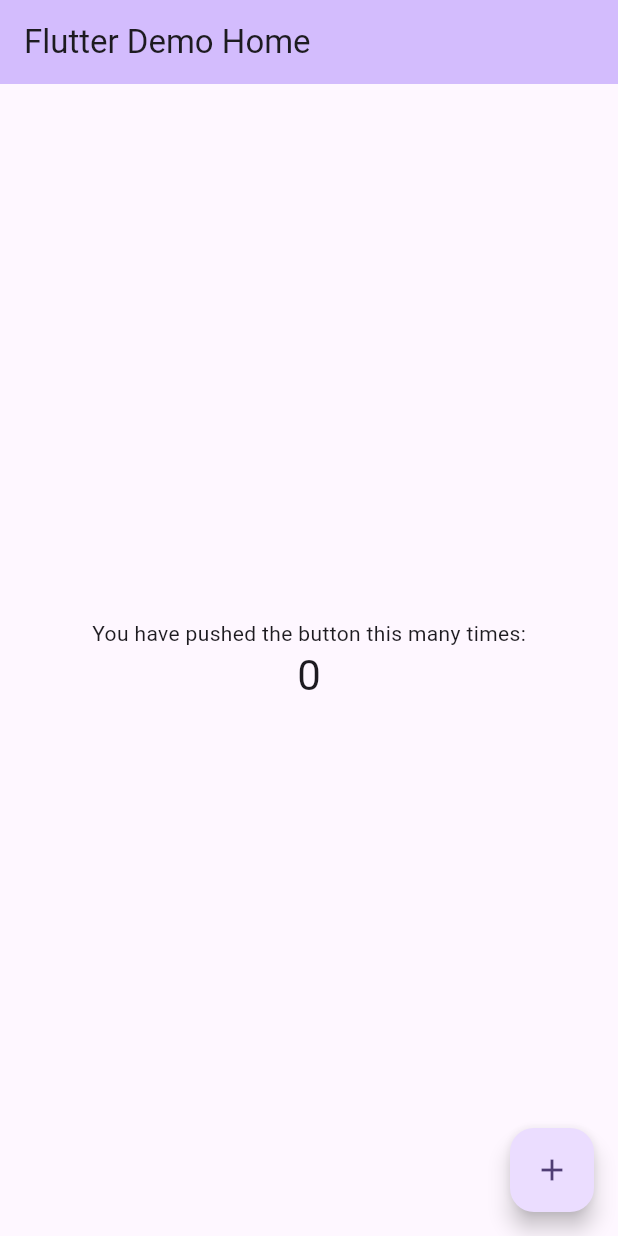
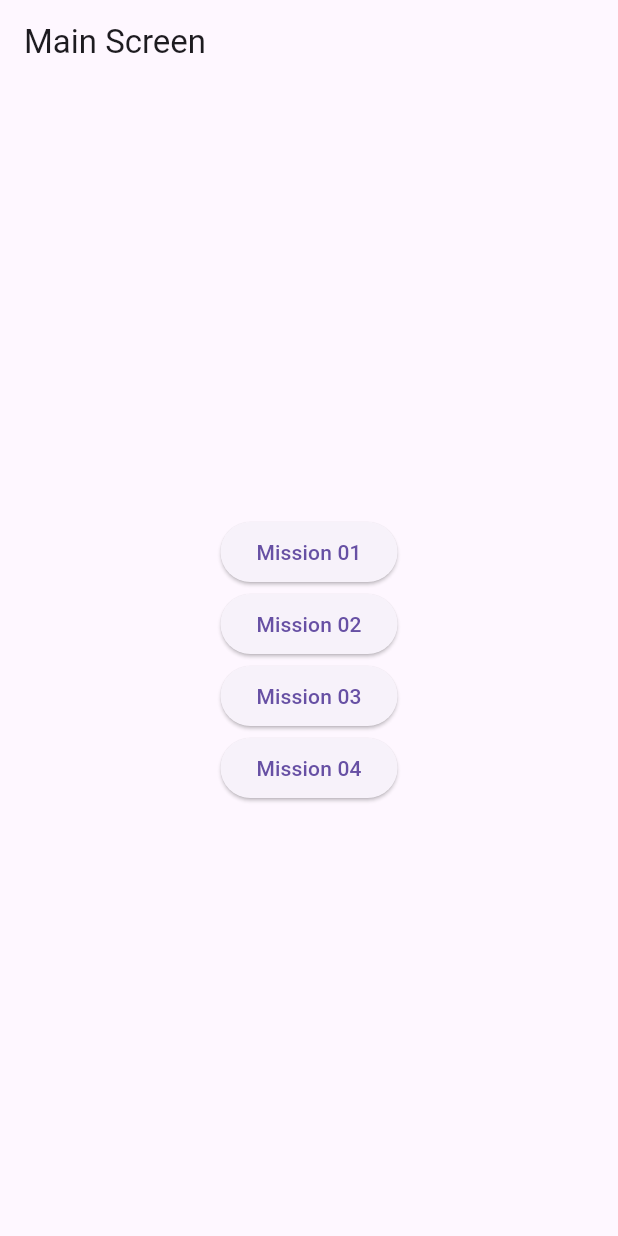
Before and after one commit to drfxsw/flutter_pre, a Flutter app: the screen it shows after launch, on a phone screen of 412 x 824 dp. Run offline on Flutter 3.47's test engine with Material 3 defaults, Android fonts, the phone set to English and light mode, and no system bars.

Commit message:
feat: 미션 컴포넌트 추가, 페이지이동 설정

```diff
--- /dev/null
+++ b/lib/components/mission_01.dart
@@ -0,0 +1,15 @@
+import 'package:flutter/material.dart';
+
+class Mission01Screen extends StatelessWidget {
+  @override
+  Widget build(BuildContext context) {
+    return Scaffold(
+      appBar: AppBar(
+        title: Text('Mission 01'),
+      ),
+      body: Center(
+        child: Text('The First Mission Screen'),
+      ),
+    );
+  }
+}
--- /dev/null
+++ b/lib/components/mission_02.dart
@@ -0,0 +1,15 @@
+import 'package:flutter/material.dart';
+
+class Mission02Screen extends StatelessWidget {
+  @override
+  Widget build(BuildContext context) {
+    return Scaffold(
+      appBar: AppBar(
+        title: Text('Mission 02'),
+      ),
+      body: Center(
+        child: Text('The Second Mission Screen'),
+      ),
+    );
+  }
+}
--- /dev/null
+++ b/lib/components/mission_03.dart
@@ -0,0 +1,15 @@
+import 'package:flutter/material.dart';
+
+class Mission03Screen extends StatelessWidget {
+  @override
+  Widget build(BuildContext context) {
+    return Scaffold(
+      appBar: AppBar(
+        title: Text('Mission 03'),
+      ),
+      body: Center(
+        child: Text('The third Mission Screen'),
+      ),
+    );
+  }
+}
--- /dev/null
+++ b/lib/components/mission_04.dart
@@ -0,0 +1,15 @@
+import 'package:flutter/material.dart';
+
+class Mission04Screen extends StatelessWidget {
+  @override
+  Widget build(BuildContext context) {
+    return Scaffold(
+      appBar: AppBar(
+        title: Text('Mission 04'),
+      ),
+      body: Center(
+        child: Text('The Fourth Mission Screen'),
+      ),
+    );
+  }
+}
--- a/lib/main.dart
+++ b/lib/main.dart
@@ -1,125 +1,76 @@
 import 'package:flutter/material.dart';
+import 'components/mission_01.dart';
+import 'components/mission_02.dart';
+import 'components/mission_03.dart';
+import 'components/mission_04.dart';
 
 void main() {
-  runApp(const MyApp());
+  runApp(MyApp());
 }
 
 class MyApp extends StatelessWidget {
-  const MyApp({super.key});
-
-  // This widget is the root of your application.
   @override
   Widget build(BuildContext context) {
     return MaterialApp(
-      title: 'Flutter Demo',
-      theme: ThemeData(
-        // This is the theme of your application.
-        //
-        // TRY THIS: Try running your application with "flutter run". You'll see
-        // the application has a purple toolbar. Then, without quitting the app,
-        // try changing the seedColor in the colorScheme below to Colors.green
-        // and then invoke "hot reload" (save your changes or press the "hot
-        // reload" button in a Flutter-supported IDE, or press "r" if you used
-        // the command line to start the app).
-        //
-        // Notice that the counter didn't reset back to zero; the application
-        // state is not lost during the reload. To reset the state, use hot
-        // restart instead.
-        //
-        // This works for code too, not just values: Most code changes can be
-        // tested with just a hot reload.
-        colorScheme: ColorScheme.fromSeed(seedColor: Colors.deepPurple),
-        useMaterial3: true,
-      ),
-      home: const MyHomePage(title: 'Flutter Demo Home '),
+      home: MainScreen(), // MainScreen을 앱의 홈으로 설정
     );
   }
 }
 
-class MyHomePage extends StatefulWidget {
-  const MyHomePage({super.key, required this.title});
-
-  // This widget is the home page of your application. It is stateful, meaning
-  // that it has a State object (defined below) that contains fields that affect
-  // how it looks.
-
-  // This class is the configuration for the state. It holds the values (in this
-  // case the title) provided by the parent (in this case the App widget) and
-  // used by the build method of the State. Fields in a Widget subclass are
-  // always marked "final".
-
-  final String title;
-
-  @override
-  State<MyHomePage> createState() => _MyHomePageState();
-}
-
-class _MyHomePageState extends State<MyHomePage> {
-  int _counter = 0;
-
-  void _incrementCounter() {
-    setState(() {
-      // This call to setState tells the Flutter framework that something has
-      // changed in this State, which causes it to rerun the build method below
-      // so that the display can reflect the updated values. If we changed
-      // _counter without calling setState(), then the build method would not be
-      // called again, and so nothing would appear to happen.
-      _counter++;
-    });
-  }
-
+class MainScreen extends StatelessWidget {
   @override
   Widget build(BuildContext context) {
-    // This method is rerun every time setState is called, for instance as done
-    // by the _incrementCounter method above.
-    //
-    // The Flutter framework has been optimized to make rerunning build methods
-    // fast, so that you can just rebuild anything that needs updating rather
-    // than having to individually change instances of widgets.
     return Scaffold(
       appBar: AppBar(
-        // TRY THIS: Try changing the color here to a specific color (to
-        // Colors.amber, perhaps?) and trigger a hot reload to see the AppBar
-        // change color while the other colors stay the same.
-        backgroundColor: Theme.of(context).colorScheme.inversePrimary,
-        // Here we take the value from the MyHomePage object that was created by
-        // the App.build method, and use it to set our appbar title.
-        title: Text(widget.title),
+        title: Text('Main Screen'),
       ),
       body: Center(
-        // Center is a layout widget. It takes a single child and positions it
-        // in the middle of the parent.
         child: Column(
-          // Column is also a layout widget. It takes a list of children and
-          // arranges them vertically. By default, it sizes itself to fit its
-          // children horizontally, and tries to be as tall as its parent.
-          //
-          // Column has various properties to control how it sizes itself and
-          // how it positions its children. Here we use mainAxisAlignment to
-          // center the children vertically; the main axis here is the vertical
-          // axis because Columns are vertical (the cross axis would be
-          // horizontal).
-          //
-          // TRY THIS: Invoke "debug painting" (choose the "Toggle Debug Paint"
-          // action in the IDE, or press "p" in the console), to see the
-          // wireframe for each widget.
           mainAxisAlignment: MainAxisAlignment.center,
           children: <Widget>[
-            const Text(
-              'You have pushed the button this many times:',
+            ElevatedButton(
+              onPressed: () {
+                // 버튼 클릭시 mission_01.dart 파일의 화면으로 이동
+                Navigator.push(
+                  context,
+                  MaterialPageRoute(builder: (context) => Mission01Screen()),
+                );
+              },
+              child: Text('Mission 01'),
             ),
-            Text(
-              '$_counter',
-              style: Theme.of(context).textTheme.headlineMedium,
+            ElevatedButton(
+              onPressed: () {
+                // 버튼 클릭시 mission_02.dart 파일의 화면으로 이동
+                Navigator.push(
+                  context,
+                  MaterialPageRoute(builder: (context) => Mission02Screen()),
+                );
+              },
+              child: Text('Mission 02'),
+            ),
+            ElevatedButton(
+              onPressed: () {
+                // 버튼 클릭시 mission_03.dart 파일의 화면으로 이동
+                Navigator.push(
+                  context,
+                  MaterialPageRoute(builder: (context) => Mission03Screen()),
+                );
+              },
+              child: Text('Mission 03'),
+            ),
+            ElevatedButton(
+              onPressed: () {
+                // 버튼 클릭시 mission_04.dart 파일의 화면으로 이동
+                Navigator.push(
+                  context,
+                  MaterialPageRoute(builder: (context) => Mission04Screen()),
+                );
+              },
+              child: Text('Mission 04'),
             ),
           ],
         ),
       ),
-      floatingActionButton: FloatingActionButton(
-        onPressed: _incrementCounter,
-        tooltip: 'Increment',
-        child: const Icon(Icons.add),
-      ), // This trailing comma makes auto-formatting nicer for build methods.
     );
   }
 }
```
